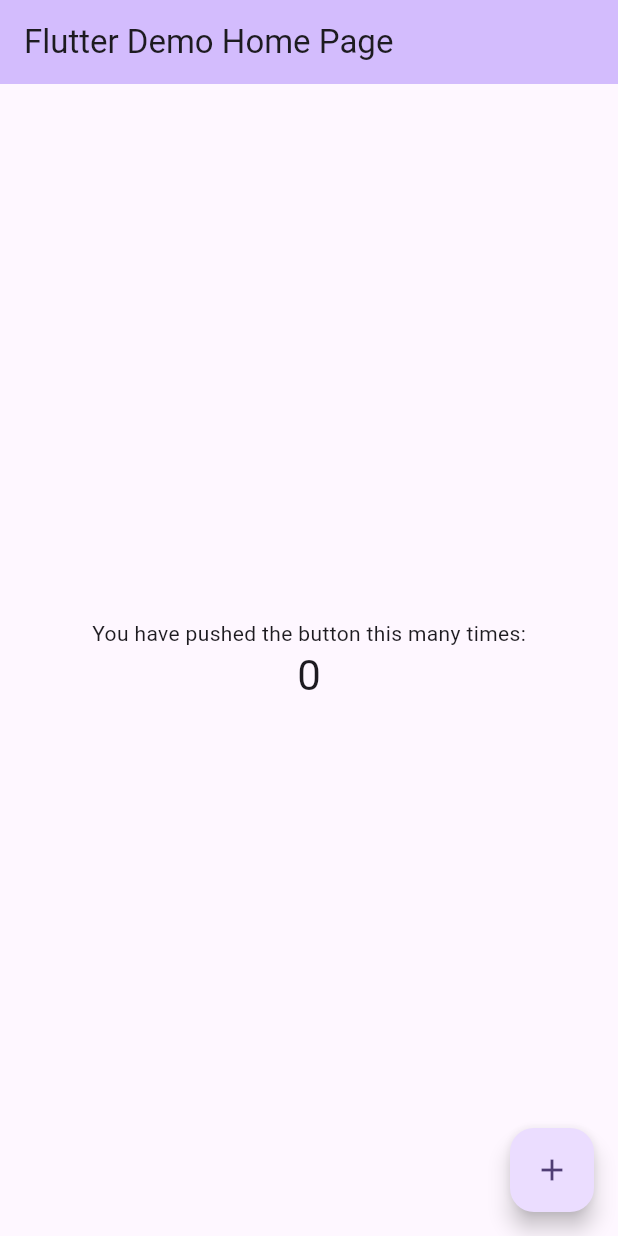
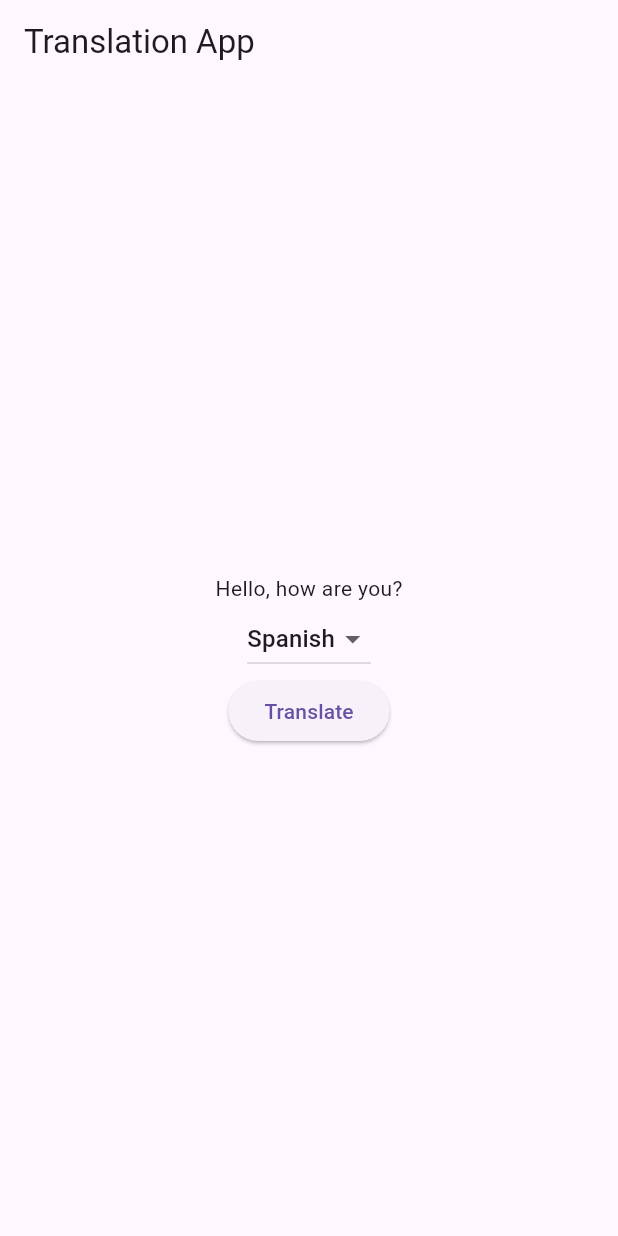
Before and after one commit to dakshgopani/code_copters, a Flutter app: the screen it shows after launch, on a phone screen of 412 x 824 dp. Run offline on Flutter 3.47's test engine with Material 3 defaults, Android fonts, the phone set to English and light mode, and no system bars.

Commit message:
translation

```diff
--- /dev/null
+++ b/assets/lang/en.json
@@ -0,0 +1,4 @@
+{
+    "title": "Hello",
+    "greeting": "Welcome to Flutter!"
+  }
--- /dev/null
+++ b/assets/lang/es.json
@@ -0,0 +1,4 @@
+{
+    "title": "Hola",
+    "greeting": "¡Bienvenido a Flutter!"
+  }
--- a/lib/main.dart
+++ b/lib/main.dart
@@ -1,125 +1,77 @@
+// main.dart
 import 'package:flutter/material.dart';
+import 'translation_service.dart'; // Import the translation service
 
 void main() {
-  runApp(const MyApp());
+  runApp(MyApp());
 }
 
 class MyApp extends StatelessWidget {
-  const MyApp({super.key});
-
-  // This widget is the root of your application.
   @override
   Widget build(BuildContext context) {
     return MaterialApp(
-      title: 'Flutter Demo',
-      theme: ThemeData(
-        // This is the theme of your application.
-        //
-        // TRY THIS: Try running your application with "flutter run". You'll see
-        // the application has a purple toolbar. Then, without quitting the app,
-        // try changing the seedColor in the colorScheme below to Colors.green
-        // and then invoke "hot reload" (save your changes or press the "hot
-        // reload" button in a Flutter-supported IDE, or press "r" if you used
-        // the command line to start the app).
-        //
-        // Notice that the counter didn't reset back to zero; the application
-        // state is not lost during the reload. To reset the state, use hot
-        // restart instead.
-        //
-        // This works for code too, not just values: Most code changes can be
-        // tested with just a hot reload.
-        colorScheme: ColorScheme.fromSeed(seedColor: Colors.deepPurple),
-        useMaterial3: true,
-      ),
-      home: const MyHomePage(title: 'Flutter Demo Home Page'),
+      title: 'Translation App',
+      home: HomePage(),
     );
   }
 }
 
-class MyHomePage extends StatefulWidget {
-  const MyHomePage({super.key, required this.title});
-
-  // This widget is the home page of your application. It is stateful, meaning
-  // that it has a State object (defined below) that contains fields that affect
-  // how it looks.
-
-  // This class is the configuration for the state. It holds the values (in this
-  // case the title) provided by the parent (in this case the App widget) and
-  // used by the build method of the State. Fields in a Widget subclass are
-  // always marked "final".
-
-  final String title;
-
+class HomePage extends StatefulWidget {
   @override
-  State<MyHomePage> createState() => _MyHomePageState();
+  _HomePageState createState() => _HomePageState();
 }
 
-class _MyHomePageState extends State<MyHomePage> {
-  int _counter = 0;
+class _HomePageState extends State<HomePage> {
+  final TranslationService _translationService = TranslationService();
+  String _translatedText = "Hello, how are you?";
+  String _selectedLanguage = 'es'; // Default to Spanish
 
-  void _incrementCounter() {
-    setState(() {
-      // This call to setState tells the Flutter framework that something has
-      // changed in this State, which causes it to rerun the build method below
-      // so that the display can reflect the updated values. If we changed
-      // _counter without calling setState(), then the build method would not be
-      // called again, and so nothing would appear to happen.
-      _counter++;
-    });
+  void _translateText() async {
+    try {
+      String translated = await _translationService.translateText(
+        _translatedText,
+        'en', // Source language
+        _selectedLanguage, // Target language
+      );
+      setState(() {
+        _translatedText = translated;
+      });
+    } catch (e) {
+      print('Translation error: $e');
+    }
   }
 
   @override
   Widget build(BuildContext context) {
-    // This method is rerun every time setState is called, for instance as done
-    // by the _incrementCounter method above.
-    //
-    // The Flutter framework has been optimized to make rerunning build methods
-    // fast, so that you can just rebuild anything that needs updating rather
-    // than having to individually change instances of widgets.
     return Scaffold(
       appBar: AppBar(
-        // TRY THIS: Try changing the color here to a specific color (to
-        // Colors.amber, perhaps?) and trigger a hot reload to see the AppBar
-        // change color while the other colors stay the same.
-        backgroundColor: Theme.of(context).colorScheme.inversePrimary,
-        // Here we take the value from the MyHomePage object that was created by
-        // the App.build method, and use it to set our appbar title.
-        title: Text(widget.title),
+        title: Text('Translation App'),
       ),
       body: Center(
-        // Center is a layout widget. It takes a single child and positions it
-        // in the middle of the parent.
         child: Column(
-          // Column is also a layout widget. It takes a list of children and
-          // arranges them vertically. By default, it sizes itself to fit its
-          // children horizontally, and tries to be as tall as its parent.
-          //
-          // Column has various properties to control how it sizes itself and
-          // how it positions its children. Here we use mainAxisAlignment to
-          // center the children vertically; the main axis here is the vertical
-          // axis because Columns are vertical (the cross axis would be
-          // horizontal).
-          //
-          // TRY THIS: Invoke "debug painting" (choose the "Toggle Debug Paint"
-          // action in the IDE, or press "p" in the console), to see the
-          // wireframe for each widget.
           mainAxisAlignment: MainAxisAlignment.center,
           children: <Widget>[
-            const Text(
-              'You have pushed the button this many times:',
+            Text(_translatedText), // Display the translated text
+            DropdownButton<String>(
+              value: _selectedLanguage,
+              items: [
+                DropdownMenuItem(value: 'es', child: Text('Spanish')),
+                DropdownMenuItem(value: 'fr', child: Text('French')),
+                // Add more languages as needed
+              ],
+              onChanged: (String? newValue) {
+                setState(() {
+                  _selectedLanguage = newValue!;
+                });
+              },
             ),
-            Text(
-              '$_counter',
-              style: Theme.of(context).textTheme.headlineMedium,
+            ElevatedButton(
+              onPressed: _translateText,
+              child: Text('Translate'),
             ),
           ],
         ),
       ),
-      floatingActionButton: FloatingActionButton(
-        onPressed: _incrementCounter,
-        tooltip: 'Increment',
-        child: const Icon(Icons.add),
-      ), // This trailing comma makes auto-formatting nicer for build methods.
     );
   }
 }
```
Also changed, not shown: lib/app_localizations.dart (added, +59 -0 lines), lib/translation_service.dart (added, +31 -0 lines), pubspec.yaml (+7 -3 lines), pubspec.lock.
